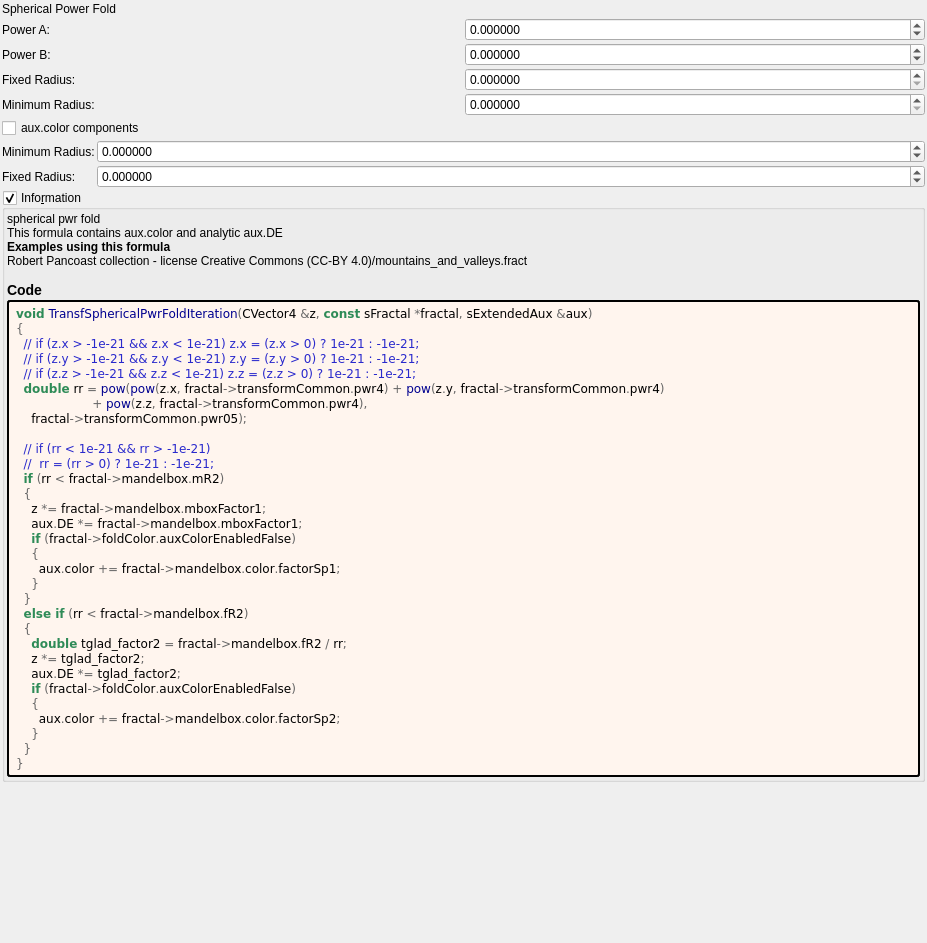
First picture: the form in mandelbulber2/formula/ui/transf_spherical_pwr_fold.ui, repository buddhi1980/mandelbulber2, before the edit.
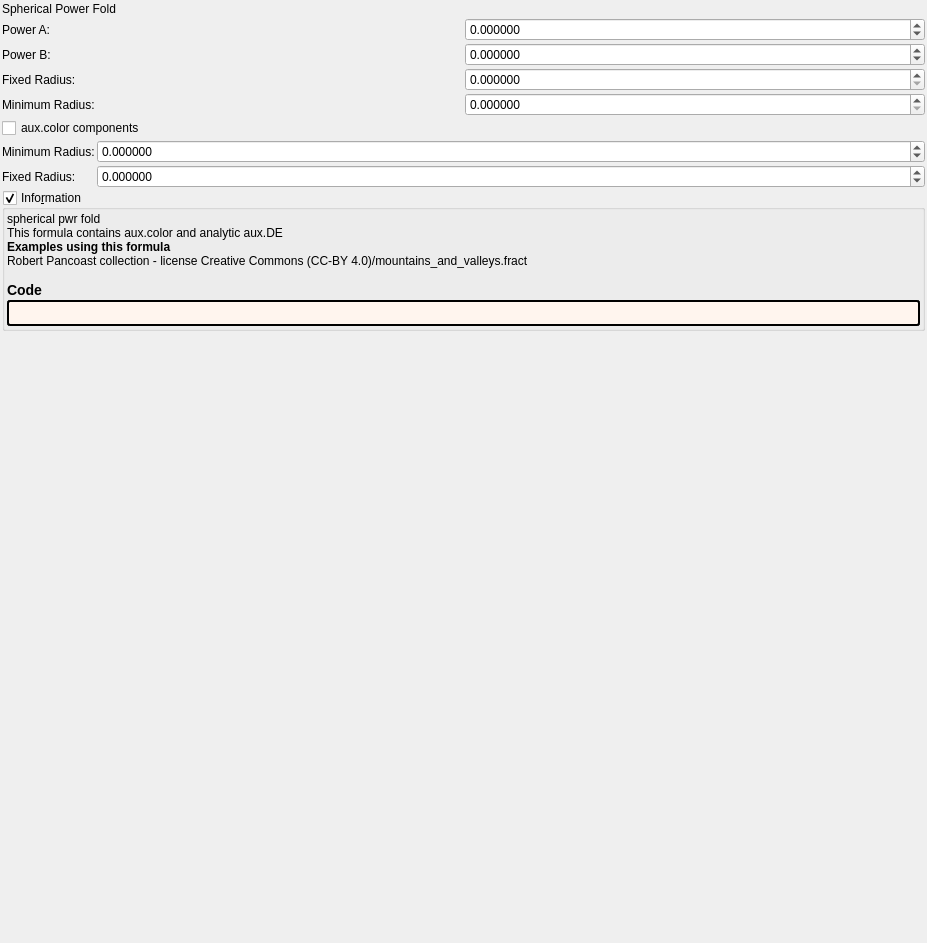
Second picture: the form after the edit. Custom widgets are drawn as their Qt base class.

```diff
--- a/mandelbulber2/formula/ui/transf_spherical_pwr_fold.ui
+++ b/mandelbulber2/formula/ui/transf_spherical_pwr_fold.ui
@@ -318,40 +318,7 @@
          <string notr="true">border-style: outset; border-width: 2px; border-radius: 3px; border-color: black; background-color: #fff5ee; padding: 4px;</string>
         </property>
         <property name="text">
-         <string notr="true">&lt;body style=&quot;background-color:#fff5ee&quot;&gt;
-&lt;pre style=&quot;color:#000000; background-color:#fff5ee;  font-family:'Courier New',monospace;&quot;&gt;&lt;span style=&quot;color:#2e8b57; font-weight:bold&quot;&gt;void&lt;/span&gt; &lt;span style=&quot;color:#00008f&quot;&gt;TransfSphericalPwrFoldIteration&lt;/span&gt;&lt;span style=&quot;color:#676767&quot;&gt;(&lt;/span&gt;CVector4 &lt;span style=&quot;color:#676767&quot;&gt;&amp;amp;&lt;/span&gt;z&lt;span style=&quot;color:#676767&quot;&gt;,&lt;/span&gt; &lt;span style=&quot;color:#2e8b57; font-weight:bold&quot;&gt;const&lt;/span&gt; sFractal &lt;span style=&quot;color:#676767&quot;&gt;*&lt;/span&gt;fractal&lt;span style=&quot;color:#676767&quot;&gt;,&lt;/span&gt; sExtendedAux &lt;span style=&quot;color:#676767&quot;&gt;&amp;amp;&lt;/span&gt;aux&lt;span style=&quot;color:#676767&quot;&gt;)&lt;/span&gt;
-&lt;span style=&quot;color:#676767&quot;&gt;{&lt;/span&gt;
-  &lt;span style=&quot;color:#2929cc&quot;&gt;// if (z.x &amp;gt; -1e-21 &amp;amp;&amp;amp; z.x &amp;lt; 1e-21) z.x = (z.x &amp;gt; 0) ? 1e-21 : -1e-21;&lt;/span&gt;
-  &lt;span style=&quot;color:#2929cc&quot;&gt;// if (z.y &amp;gt; -1e-21 &amp;amp;&amp;amp; z.y &amp;lt; 1e-21) z.y = (z.y &amp;gt; 0) ? 1e-21 : -1e-21;&lt;/span&gt;
-  &lt;span style=&quot;color:#2929cc&quot;&gt;// if (z.z &amp;gt; -1e-21 &amp;amp;&amp;amp; z.z &amp;lt; 1e-21) z.z = (z.z &amp;gt; 0) ? 1e-21 : -1e-21;&lt;/span&gt;
-  &lt;span style=&quot;color:#2e8b57; font-weight:bold&quot;&gt;double&lt;/span&gt; rr &lt;span style=&quot;color:#676767&quot;&gt;=&lt;/span&gt; &lt;span style=&quot;color:#00008f&quot;&gt;pow&lt;/span&gt;&lt;span style=&quot;color:#676767&quot;&gt;(&lt;/span&gt;&lt;span style=&quot;color:#00008f&quot;&gt;pow&lt;/span&gt;&lt;span style=&quot;color:#676767&quot;&gt;(&lt;/span&gt;z&lt;span style=&quot;color:#676767&quot;&gt;.&lt;/span&gt;x&lt;span style=&quot;color:#676767&quot;&gt;,&lt;/span&gt; fractal&lt;span style=&quot;color:#676767&quot;&gt;-&amp;gt;&lt;/span&gt;transformCommon&lt;span style=&quot;color:#676767&quot;&gt;.&lt;/span&gt;pwr4&lt;span style=&quot;color:#676767&quot;&gt;) +&lt;/span&gt; &lt;span style=&quot;color:#00008f&quot;&gt;pow&lt;/span&gt;&lt;span style=&quot;color:#676767&quot;&gt;(&lt;/span&gt;z&lt;span style=&quot;color:#676767&quot;&gt;.&lt;/span&gt;y&lt;span style=&quot;color:#676767&quot;&gt;,&lt;/span&gt; fractal&lt;span style=&quot;color:#676767&quot;&gt;-&amp;gt;&lt;/span&gt;transformCommon&lt;span style=&quot;color:#676767&quot;&gt;.&lt;/span&gt;pwr4&lt;span style=&quot;color:#676767&quot;&gt;)&lt;/span&gt;
-                    &lt;span style=&quot;color:#676767&quot;&gt;+&lt;/span&gt; &lt;span style=&quot;color:#00008f&quot;&gt;pow&lt;/span&gt;&lt;span style=&quot;color:#676767&quot;&gt;(&lt;/span&gt;z&lt;span style=&quot;color:#676767&quot;&gt;.&lt;/span&gt;z&lt;span style=&quot;color:#676767&quot;&gt;,&lt;/span&gt; fractal&lt;span style=&quot;color:#676767&quot;&gt;-&amp;gt;&lt;/span&gt;transformCommon&lt;span style=&quot;color:#676767&quot;&gt;.&lt;/span&gt;pwr4&lt;span style=&quot;color:#676767&quot;&gt;),&lt;/span&gt;
-    fractal&lt;span style=&quot;color:#676767&quot;&gt;-&amp;gt;&lt;/span&gt;transformCommon&lt;span style=&quot;color:#676767&quot;&gt;.&lt;/span&gt;pwr05&lt;span style=&quot;color:#676767&quot;&gt;);&lt;/span&gt;
-
-  &lt;span style=&quot;color:#2929cc&quot;&gt;// if (rr &amp;lt; 1e-21 &amp;amp;&amp;amp; rr &amp;gt; -1e-21)&lt;/span&gt;
-  &lt;span style=&quot;color:#2929cc&quot;&gt;//  rr = (rr &amp;gt; 0) ? 1e-21 : -1e-21;&lt;/span&gt;
-  &lt;span style=&quot;color:#2e8b57; font-weight:bold&quot;&gt;if&lt;/span&gt; &lt;span style=&quot;color:#676767&quot;&gt;(&lt;/span&gt;rr &lt;span style=&quot;color:#676767&quot;&gt;&amp;lt;&lt;/span&gt; fractal&lt;span style=&quot;color:#676767&quot;&gt;-&amp;gt;&lt;/span&gt;mandelbox&lt;span style=&quot;color:#676767&quot;&gt;.&lt;/span&gt;mR2&lt;span style=&quot;color:#676767&quot;&gt;)&lt;/span&gt;
-  &lt;span style=&quot;color:#676767&quot;&gt;{&lt;/span&gt;
-    z &lt;span style=&quot;color:#676767&quot;&gt;*=&lt;/span&gt; fractal&lt;span style=&quot;color:#676767&quot;&gt;-&amp;gt;&lt;/span&gt;mandelbox&lt;span style=&quot;color:#676767&quot;&gt;.&lt;/span&gt;mboxFactor1&lt;span style=&quot;color:#676767&quot;&gt;;&lt;/span&gt;
-    aux&lt;span style=&quot;color:#676767&quot;&gt;.&lt;/span&gt;DE &lt;span style=&quot;color:#676767&quot;&gt;*=&lt;/span&gt; fractal&lt;span style=&quot;color:#676767&quot;&gt;-&amp;gt;&lt;/span&gt;mandelbox&lt;span style=&quot;color:#676767&quot;&gt;.&lt;/span&gt;mboxFactor1&lt;span style=&quot;color:#676767&quot;&gt;;&lt;/span&gt;
-    &lt;span style=&quot;color:#2e8b57; font-weight:bold&quot;&gt;if&lt;/span&gt; &lt;span style=&quot;color:#676767&quot;&gt;(&lt;/span&gt;fractal&lt;span style=&quot;color:#676767&quot;&gt;-&amp;gt;&lt;/span&gt;foldColor&lt;span style=&quot;color:#676767&quot;&gt;.&lt;/span&gt;auxColorEnabledFalse&lt;span style=&quot;color:#676767&quot;&gt;)&lt;/span&gt;
-    &lt;span style=&quot;color:#676767&quot;&gt;{&lt;/span&gt;
-      aux&lt;span style=&quot;color:#676767&quot;&gt;.&lt;/span&gt;color &lt;span style=&quot;color:#676767&quot;&gt;+=&lt;/span&gt; fractal&lt;span style=&quot;color:#676767&quot;&gt;-&amp;gt;&lt;/span&gt;mandelbox&lt;span style=&quot;color:#676767&quot;&gt;.&lt;/span&gt;color&lt;span style=&quot;color:#676767&quot;&gt;.&lt;/span&gt;factorSp1&lt;span style=&quot;color:#676767&quot;&gt;;&lt;/span&gt;
-    &lt;span style=&quot;color:#676767&quot;&gt;}&lt;/span&gt;
-  &lt;span style=&quot;color:#676767&quot;&gt;}&lt;/span&gt;
-  &lt;span style=&quot;color:#2e8b57; font-weight:bold&quot;&gt;else if&lt;/span&gt; &lt;span style=&quot;color:#676767&quot;&gt;(&lt;/span&gt;rr &lt;span style=&quot;color:#676767&quot;&gt;&amp;lt;&lt;/span&gt; fractal&lt;span style=&quot;color:#676767&quot;&gt;-&amp;gt;&lt;/span&gt;mandelbox&lt;span style=&quot;color:#676767&quot;&gt;.&lt;/span&gt;fR2&lt;span style=&quot;color:#676767&quot;&gt;)&lt;/span&gt;
-  &lt;span style=&quot;color:#676767&quot;&gt;{&lt;/span&gt;
-    &lt;span style=&quot;color:#2e8b57; font-weight:bold&quot;&gt;double&lt;/span&gt; tglad_factor2 &lt;span style=&quot;color:#676767&quot;&gt;=&lt;/span&gt; fractal&lt;span style=&quot;color:#676767&quot;&gt;-&amp;gt;&lt;/span&gt;mandelbox&lt;span style=&quot;color:#676767&quot;&gt;.&lt;/span&gt;fR2 &lt;span style=&quot;color:#676767&quot;&gt;/&lt;/span&gt; rr&lt;span style=&quot;color:#676767&quot;&gt;;&lt;/span&gt;
-    z &lt;span style=&quot;color:#676767&quot;&gt;*=&lt;/span&gt; tglad_factor2&lt;span style=&quot;color:#676767&quot;&gt;;&lt;/span&gt;
-    aux&lt;span style=&quot;color:#676767&quot;&gt;.&lt;/span&gt;DE &lt;span style=&quot;color:#676767&quot;&gt;*=&lt;/span&gt; tglad_factor2&lt;span style=&quot;color:#676767&quot;&gt;;&lt;/span&gt;
-    &lt;span style=&quot;color:#2e8b57; font-weight:bold&quot;&gt;if&lt;/span&gt; &lt;span style=&quot;color:#676767&quot;&gt;(&lt;/span&gt;fractal&lt;span style=&quot;color:#676767&quot;&gt;-&amp;gt;&lt;/span&gt;foldColor&lt;span style=&quot;color:#676767&quot;&gt;.&lt;/span&gt;auxColorEnabledFalse&lt;span style=&quot;color:#676767&quot;&gt;)&lt;/span&gt;
-    &lt;span style=&quot;color:#676767&quot;&gt;{&lt;/span&gt;
-      aux&lt;span style=&quot;color:#676767&quot;&gt;.&lt;/span&gt;color &lt;span style=&quot;color:#676767&quot;&gt;+=&lt;/span&gt; fractal&lt;span style=&quot;color:#676767&quot;&gt;-&amp;gt;&lt;/span&gt;mandelbox&lt;span style=&quot;color:#676767&quot;&gt;.&lt;/span&gt;color&lt;span style=&quot;color:#676767&quot;&gt;.&lt;/span&gt;factorSp2&lt;span style=&quot;color:#676767&quot;&gt;;&lt;/span&gt;
-    &lt;span style=&quot;color:#676767&quot;&gt;}&lt;/span&gt;
-  &lt;span style=&quot;color:#676767&quot;&gt;}&lt;/span&gt;
-&lt;span style=&quot;color:#676767&quot;&gt;}&lt;/span&gt;
-&lt;/pre&gt;
-&lt;/body&gt;</string>
+         <string notr="true"></string>
         </property>
         <property name="wordWrap">
          <bool>true</bool>
```
